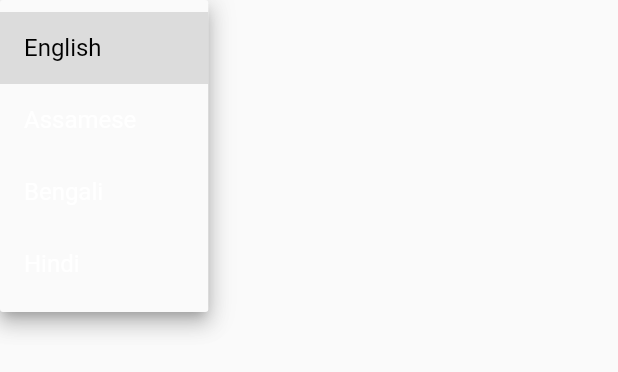
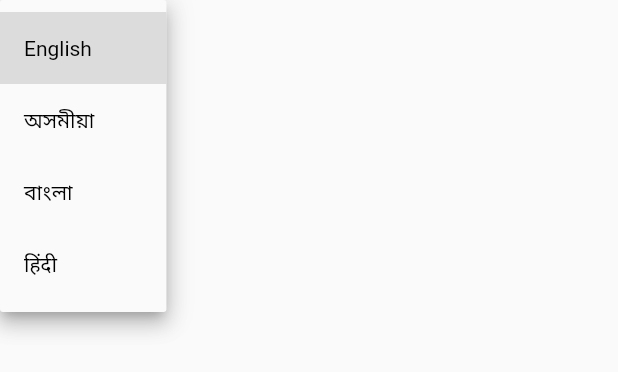
Before and after one commit to hitanshu1/product_listing, a Flutter app: the LocalDropdown widget shown alone on an empty page, opened directly, after a tap on "English", on a phone screen of 412 x 824 dp. Shown: the top 372 px of the screen. Run offline on Flutter 3.47's test engine with Material 3 defaults, Android fonts, the light colour scheme and no system bars; drawn by our look-alikes of oktoast; our stand-ins replace bloc, cached_network_image, carousel_slider, easy_localization, equatable, flutter_bloc and 7 more; accounts and stored records are empty; network calls fail.

Commit message:
local languages added

```diff
--- a/assets/translations/as.json
+++ b/assets/translations/as.json
@@ -12,6 +12,6 @@
     "remove_from_wishlist": "ইচ্ছা তালিকা পৰা আঁতৰাওক",
     "search": "অনুসন্ধান",
     "home": "মূল",
-    "favorite": "প্ৰিয়",
+    "favourite": "প্ৰিয়",
     "description": "বিৱৰণ"
     }
--- a/assets/translations/bn.json
+++ b/assets/translations/bn.json
@@ -12,6 +12,6 @@
     "remove_from_wishlist": "ইচ্ছা তালিকা থেকে অপসারণ করুন",
     "search": "সন্ধান",
     "home": "মূল",
-    "favorite": "পছন্দসই",
+    "favourite": "পছন্দসই",
     "description": "বর্ণনা"
     }
--- a/assets/translations/en.json
+++ b/assets/translations/en.json
@@ -12,6 +12,6 @@
 "remove_from_wishlist": "Remove from Wishlist",
 "search": "Search",
 "home": "Home",
-"favorite": "Favorite",
+"favourite": "favourite",
 "description": "Description"
 }
--- a/assets/translations/hi.json
+++ b/assets/translations/hi.json
@@ -12,6 +12,6 @@
     "remove_from_wishlist": "इच्छा सूची से हटाएँ",
     "search": "खोज",
     "home": "घर",
-    "favorite": "पसंदीदा",
+    "favourite": "पसंदीदा",
     "description": "विवरण"
     }
--- a/lib/Widgets/config/local_dropdown.dart
+++ b/lib/Widgets/config/local_dropdown.dart
@@ -1,7 +1,10 @@
-
 import 'package:easy_localization/easy_localization.dart';
 import 'package:flutter/material.dart';
+import 'package:flutter_bloc/flutter_bloc.dart';
 
+import '../../presentation/bloc/languages/bloc.dart';
+import '../../presentation/bloc/languages/event.dart';
+import '../../presentation/bloc/languages/state.dart';
 
 /// local dropdown
 class LocalDropdown extends StatelessWidget {
@@ -10,20 +13,37 @@ class LocalDropdown extends StatelessWidget {
 
   @override
   Widget build(BuildContext context) {
+    context.read<LanguagesBloc>().add(ChangeLanguageEvent(locale: context.locale));
+    return BlocBuilder<LanguagesBloc, LanguagesState>(
+      builder: (context, state) {
         return DropdownButton<Locale>(
-            value: context.locale,
-            items:  [
-              DropdownMenuItem(value: const Locale('en'), child: Text('English',
-              style: TextStyle(color: Theme.of(context).colorScheme.onPrimary)),),
-              const DropdownMenuItem(value:  Locale('as'), child: Text('Assamese')),
-              const DropdownMenuItem(value: Locale('bn'), child: Text('Bengali')),
-              const DropdownMenuItem(value: Locale('hi'), child: Text('Hindi')),
+       style: TextStyle(
+                      color: Theme.of(context).colorScheme.onPrimary),
+          value: state.locale,
+          items: [
+            DropdownMenuItem(
+              value: const Locale('en'),
+              child: Text('English',
+                  style: TextStyle(
+                      color: Theme.of(context).colorScheme.onPrimary)),
+            ),
+             DropdownMenuItem(
+                value: const Locale('as'), child: Text('অসমীয়া',
+                style: TextStyle(
+                      color: Theme.of(context).colorScheme.onPrimary))),
+             DropdownMenuItem(value: const Locale('bn'), child: Text('বাংলা',
+            style: TextStyle(
+                      color: Theme.of(context).colorScheme.onPrimary))),
+             DropdownMenuItem(value: const Locale('hi'), child: Text('हिंदी',
+             style: TextStyle(
+                      color: Theme.of(context).colorScheme.onPrimary))),
           ],
           onChanged: (Locale? locale) {
             if (locale != null) {
-                context.setLocale(locale);
-
+             context.read<LanguagesBloc>().add(ChangeLanguageEvent(locale: locale));
             }
+          },
+        );
       },
     );
   }
--- a/lib/core/constants/local/locale_keys.dart
+++ b/lib/core/constants/local/locale_keys.dart
@@ -13,7 +13,7 @@ class AppLocaleKeys {
   static String category = 'category';
   static String search = 'search';
   static String home = 'home';
-  static String favorite = 'favorite';
+  static String favourite = 'favourite';
   static String product = 'product';
   static String stock = 'stock';
   static String brand = 'brand';
--- a/lib/presentation/bloc/languages/bloc.dart
+++ b/lib/presentation/bloc/languages/bloc.dart
@@ -1,19 +1,27 @@
 
 import 'dart:ui';
-
+import 'package:easy_localization/easy_localization.dart';
 import 'package:flutter_bloc/flutter_bloc.dart';
-
+import '../../../core/utils/navigationService.dart';
 import 'event.dart';
 import 'state.dart';
 
 /// languages bloc
 class LanguagesBloc extends Bloc<LanguagesEvent, LanguagesState> {
-  /// local
-  final Locale local;
+
 /// constructor
-  LanguagesBloc({required this.local}) : super(LanguagesState(locale:local )) {
-    on<LanguagesEvent>((event, emit) {
+  LanguagesBloc() : super(const LanguagesState()) {
+    on<ChangeLanguageEvent>(_onLanguagesEvent);
 
-    });
   }
+
+
+
+  void _onLanguagesEvent(LanguagesEvent event, Emitter<LanguagesState> emit) {
+    if (event is ChangeLanguageEvent) {
+      NavigatorService.navigatorKey.currentContext?.setLocale(event.locale);
+      emit(state.copyWith(locale: event.locale));
+    }
+  }
+
 }
--- a/lib/presentation/bloc/languages/event.dart
+++ b/lib/presentation/bloc/languages/event.dart
@@ -9,6 +9,7 @@ class LanguagesEvent extends Equatable{
   List<Object?> get props => [];
 }
 
+
 /// change language event
 class ChangeLanguageEvent extends LanguagesEvent{
   /// locale
--- a/lib/presentation/bloc/languages/state.dart
+++ b/lib/presentation/bloc/languages/state.dart
@@ -5,12 +5,12 @@ import 'package:flutter/material.dart';
 /// languages state
 class LanguagesState extends Equatable {
   /// locale
-  final Locale locale;
+  final Locale? locale;
 /// constructor
-  const LanguagesState({required this.locale});
+  const LanguagesState({ this.locale});
 
   @override
-  List<Object> get props => [locale];
+  List<Object?> get props => [locale];
 
   /// copyWith
   LanguagesState copyWith({Locale? locale}) {
--- a/lib/presentation/pages/dashBoard/bottomNavigationBar.dart
+++ b/lib/presentation/pages/dashBoard/bottomNavigationBar.dart
@@ -1,9 +1,11 @@
+import 'package:easy_localization/easy_localization.dart';
 import 'package:flutter/material.dart';
 import 'package:flutter_bloc/flutter_bloc.dart';
 import 'package:flutter_screenutil/flutter_screenutil.dart';
 
 import '../../../Widgets/Widgets.dart';
 import '../../../core/constants/constants.dart';
+import '../../../core/constants/local/locale_keys.dart';
 import '../../bloc/dashboard/bloc.dart';
 import '../../bloc/dashboard/event.dart';
 import '../../bloc/dashboard/state.dart';
@@ -93,7 +95,7 @@ class DashBoardNavigationBar extends StatelessWidget {
                 _bottomBarIcon(
                   context: context,
                     assetPath: Assets.home,
-                    text: 'Home',
+                    text: AppLocaleKeys.home.tr(),
                     isActive: state.pageIndex==0,
                     onTap: () {
                       context.read<DashBoardBloc>().add(const ChangeTabDashBoardEvent(0));
@@ -101,7 +103,7 @@ class DashBoardNavigationBar extends StatelessWidget {
                 _bottomBarIcon(
                   context: context,
                     assetPath: Assets.favourite,
-                    text: 'Favourite',
+                    text: AppLocaleKeys.favourite.tr(),
                     isActive: state.pageIndex==1,
                     onTap: () {
                       context.read<DashBoardBloc>().add(const ChangeTabDashBoardEvent(1));
--- a/lib/presentation/pages/dashBoard/page.dart
+++ b/lib/presentation/pages/dashBoard/page.dart
@@ -1,6 +1,7 @@
 import 'package:flutter/material.dart';
 import 'package:flutter_bloc/flutter_bloc.dart';
 import '../../../Widgets/Widgets.dart';
+import '../../../Widgets/config/local_dropdown.dart';
 import '../../../core/constants/constants.dart';
 
 import '../../bloc/dashboard/bloc.dart';
@@ -28,7 +29,7 @@ class DashBoardPage extends StatelessWidget {
         ),
         actions: const [
           ThemeButton(),
-          // LocalDropdown(),
+          LocalDropdown(),
         ],
       ),
       body:
```
Also changed, not shown: lib/main.dart (+16 -5 lines), 4 other files. Lines whose indentation alone changed are shown as unchanged.
